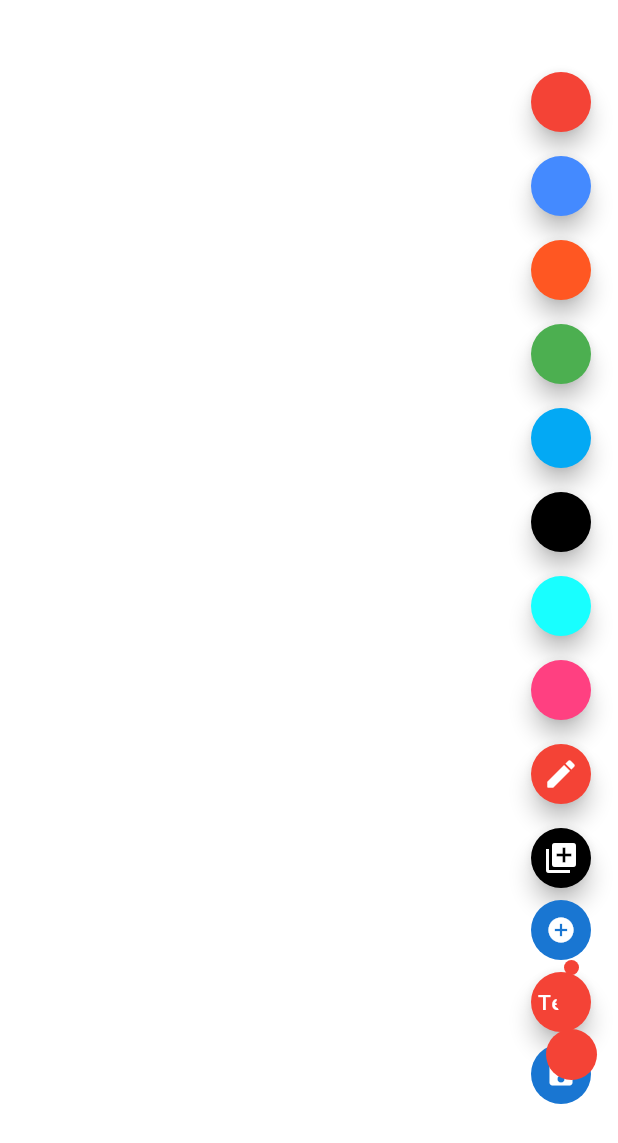
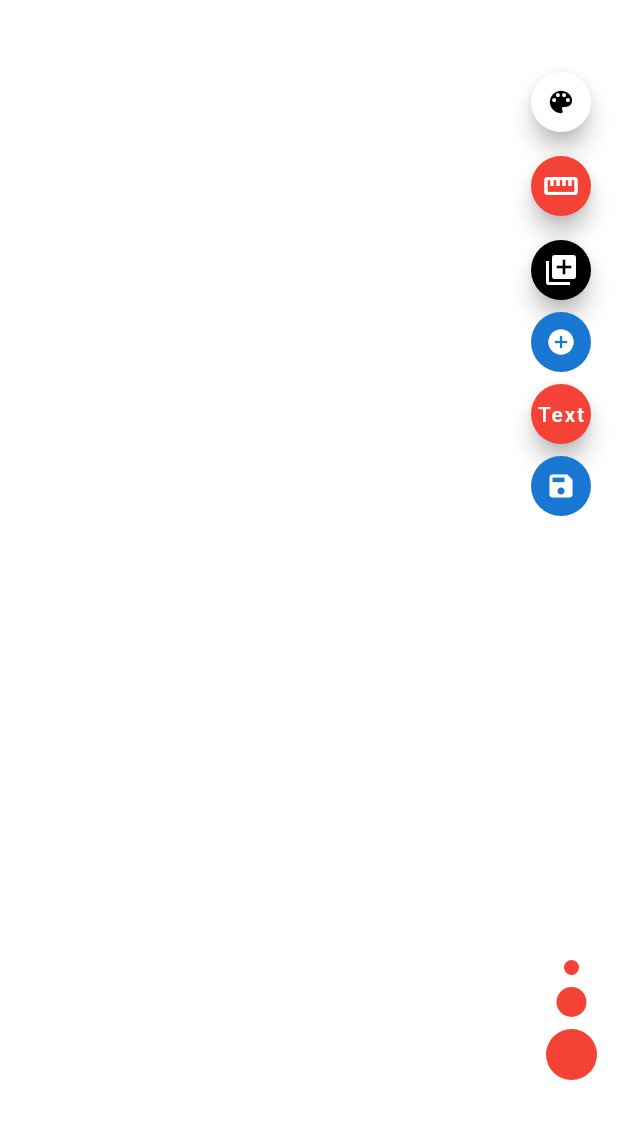
Before and after one commit to JosephSafouri/OXO-2123, a Flutter app: the screen it shows after launch, on a phone screen of 412 x 824 dp. Shown: the top 1143 px of the screen. Run offline on Flutter 3.47's test engine with Material 2 defaults, Android fonts, the phone set to English and light mode, and no system bars; drawn by our look-alikes of screenshot; our stand-ins replace flutter_colorpicker, image_gallery_saver, image_picker.

Commit message:
Implemented Color Picker and slight toolbar cleanup

```diff
--- a/flutter-app/flutter_drawing_app/starter/lib/drawing_page.dart
+++ b/flutter-app/flutter_drawing_app/starter/lib/drawing_page.dart
@@ -10,6 +10,7 @@ import 'package:image_gallery_saver/image_gallery_saver.dart';
 import 'package:image_picker/image_picker.dart';
 import 'package:flutter/foundation.dart' show kIsWeb;
 import 'package:screenshot/screenshot.dart';
+import 'package:flutter_colorpicker/flutter_colorpicker.dart';
 
 import 'line_type.dart';
 
@@ -45,17 +46,6 @@ class _DrawingPageState extends State<DrawingPage> {
   Color selectedColor = Colors.red;
   double selectedWidth = 5.0;
   bool strokeWidthIsClicked = false;
-
-  List<Color> toolbarColors = [
-    Colors.red,
-    Colors.blueAccent,
-    Colors.deepOrange,
-    Colors.green,
-    Colors.lightBlue,
-    Colors.black,
-    Colors.cyanAccent,
-    Colors.pinkAccent
-  ];
 
   StreamController<List<DrawnLine>> linesStreamController = StreamController<List<DrawnLine>>.broadcast();
   StreamController<DrawnLine> currentLineStreamController = StreamController<DrawnLine>.broadcast();
@@ -261,7 +251,7 @@ class _DrawingPageState extends State<DrawingPage> {
     );
   }
 
-  Widget buildColorToolbar() {
+  Widget buildToolbar() {
     return Positioned(
       top: 40.0,
       right: 10.0,
@@ -269,8 +259,7 @@ class _DrawingPageState extends State<DrawingPage> {
         crossAxisAlignment: CrossAxisAlignment.center,
         mainAxisAlignment: MainAxisAlignment.start,
         children: [
-          for (Color color in toolbarColors) buildColorButton(color),
-          buildLineButton(), buildUploadButton(), buildPointButton(), buildTextFieldButton(), buildSaveButton()
+          buildColorPickerButton(), buildLineButton(), buildUploadButton(), buildPointButton(), buildTextFieldButton(), buildSaveButton()
         ],
       ),
     );
@@ -282,7 +271,7 @@ class _DrawingPageState extends State<DrawingPage> {
       child: FloatingActionButton(
         mini: true,
         backgroundColor: selectedColor,
-        child:Icon(Icons.create_rounded),
+        child:Icon(Icons.straighten),
         onPressed: () {
           setState(() {
             if (displayImage != null) {
@@ -390,22 +379,36 @@ Widget buildUploadButton() {
     return distance;
   }
 
-  Widget buildColorButton(Color color) {
+  Widget buildColorPickerButton() {
     return Padding(
       padding: const EdgeInsets.all(4.0),
       child: FloatingActionButton(
         mini: true,
-        backgroundColor: color,
-        child: Container(),
+        backgroundColor: Colors.white,
+        child: Icon(
+          Icons.color_lens,
+          size: 20.0,
+          color: Colors.black,
+        ),
         onPressed: () {
-          setState(() {
-            // No drawing until an image is selected
-            //TODO: Display a popup telling the user to upload an image if drawing is attempted.
-            if (displayImage != null) {
-              state = Status.free_draw;
-              selectedColor = color;
-            }
-          });
+          showDialog(
+            context: context,
+            builder: (BuildContext context) {
+              return AlertDialog(
+                title: Text('Choose a Color'),
+                content: SingleChildScrollView(
+                  child: BlockPicker(
+                    pickerColor: selectedColor,
+                    onColorChanged: (Color color) {
+                      setState(() {
+                        selectedColor = color;
+                      });
+                    },
+                  ),
+                ),
+              );
+            },
+          );
         },
       ),
     );
@@ -494,7 +497,6 @@ Widget buildUploadButton() {
 
           Screenshot(
               child: Stack(
-
                 children: [
                   determineDisplayContent(_width, _height),
                   buildMeasurementView(context),
@@ -515,7 +517,7 @@ Widget buildUploadButton() {
             height: _height,
           ),
         textBox(),
-        buildColorToolbar(),
+        buildToolbar(),
         buildStrokeToolbar(),
         ],
       ),
--- a/flutter-app/flutter_drawing_app/starter/pubspec.yaml
+++ b/flutter-app/flutter_drawing_app/starter/pubspec.yaml
@@ -32,6 +32,7 @@ dependencies:
   image_picker: ^0.8.5+3
   screenshot: ^1.2.3
   image_gallery_saver: ^1.7.1
+  flutter_colorpicker: ^1.0.3
 
 dev_dependencies:
   flutter_test:
```
Also changed, not shown: flutter-app/flutter_drawing_app/starter/pubspec.lock.
